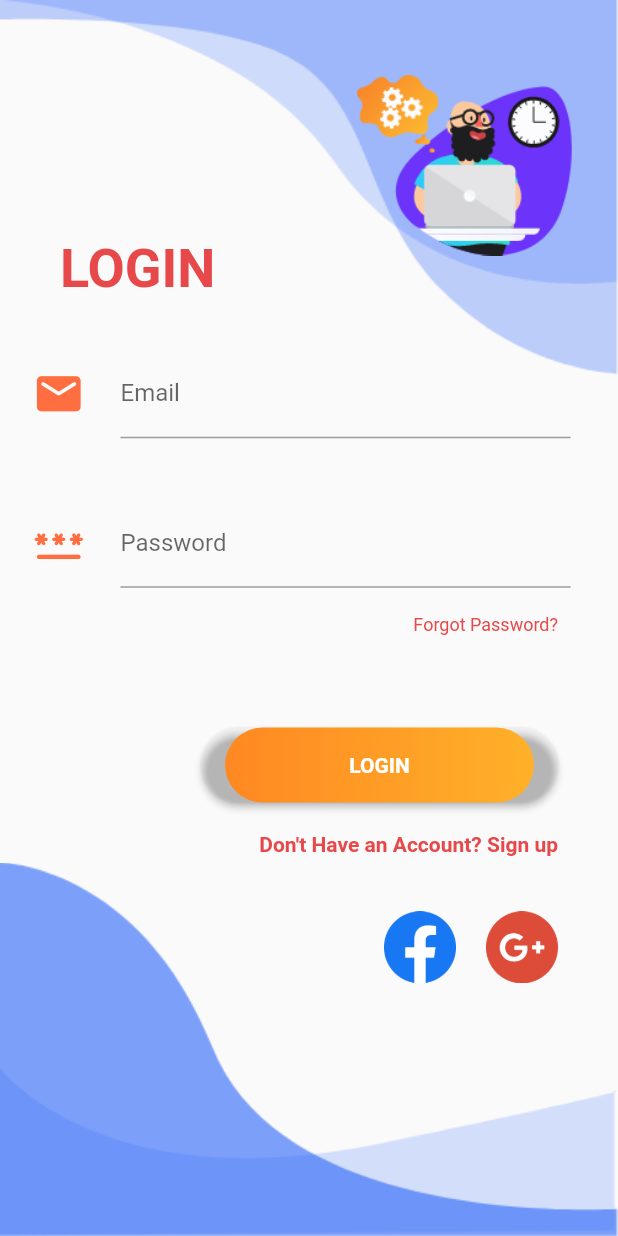
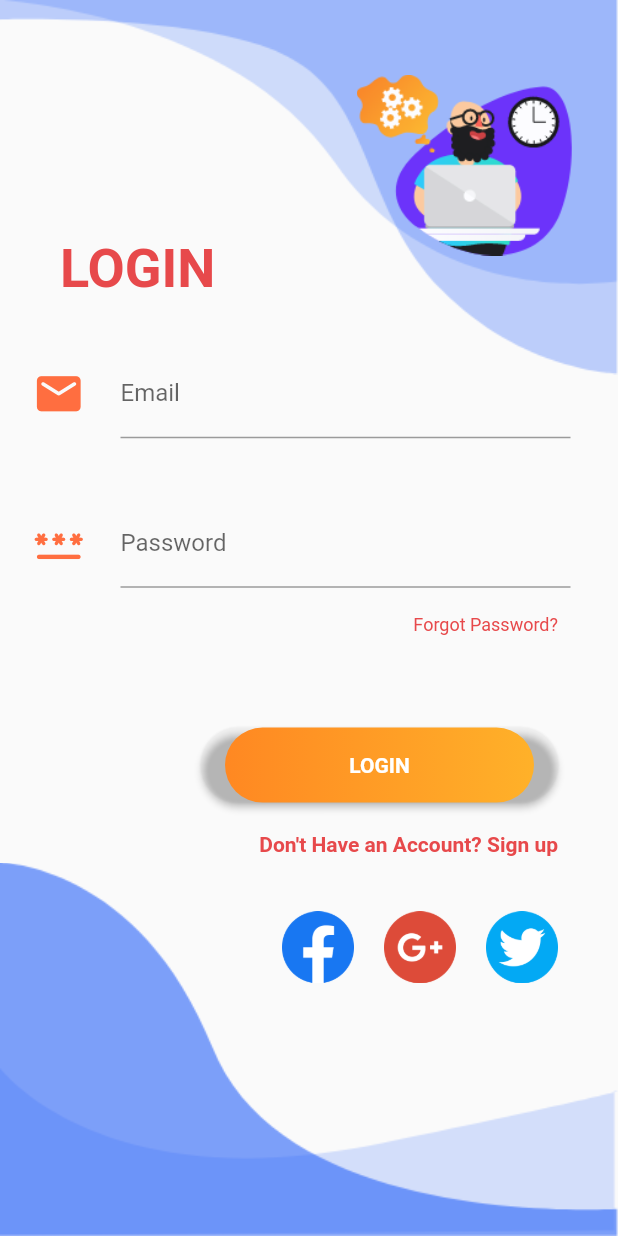
Before and after one commit to taiteng/6002CEM_G4_ProjectJen, a Flutter app: the screen it shows after launch, on a phone screen of 412 x 824 dp. Run offline on Flutter 3.47's test engine with Material 2 defaults, Android fonts, the phone set to English and light mode, and no system bars; our stand-ins replace cloud_firestore, file_picker, firebase_auth, firebase_core, firebase_storage, google_nav_bar and 4 more; missing offline and left inert: flutter_facebook_auth; accounts and stored records are empty.

Commit message:
trying to add twitter login for APi requirement to pass minimum project criteria

```diff
--- a/lib/user_login.dart
+++ b/lib/user_login.dart
@@ -6,6 +6,7 @@ import 'package:projectjen/user_forgot_password.dart';
 import 'package:projectjen/user_register.dart';
 import 'package:projectjen/login_register_bg.dart';
 import 'package:provider/provider.dart';
+import 'package:flutter_facebook_auth/flutter_facebook_auth.dart';
 
 class UserLogin extends StatelessWidget {
   const UserLogin({Key? key}) : super(key: key);
@@ -35,6 +36,13 @@ class _UserLoginPageState extends State<UserLoginPage> {
 
   final emailController = TextEditingController();
   final passwordController = TextEditingController();
+
+  Future<UserCredential> signInWithFacebook() async {
+    final LoginResult? loginResult = await FacebookAuth.instance.login();
+    final OAuthCredential facebookAuthCredential = FacebookAuthProvider.credential(loginResult!.accessToken!.token);
+
+    return FirebaseAuth.instance.signInWithCredential(facebookAuthCredential);
+  }
 
   void signIn() async{
     try{
@@ -241,6 +249,16 @@ class _UserLoginPageState extends State<UserLoginPage> {
                       icon: Image.asset('assets/images/google-plus.png'),
                       iconSize: 45,
                     ),
+                    const SizedBox(height: 20, width: 20,),
+                    IconButton(
+                      onPressed: () async {
+                        final provider = Provider.of<GoogleSignInProvider>(context, listen: false);
+                        await provider.googleLogin();
+                      },
+                      padding: EdgeInsets.zero,
+                      icon: Image.asset('assets/images/twitter.png'),
+                      iconSize: 45,
+                    ),
                   ],
                 ),
               ),
--- a/pubspec.yaml
+++ b/pubspec.yaml
@@ -32,6 +32,7 @@ dev_dependencies:
   slide_to_act: ^2.0.1
   file_picker: ^5.3.0
   google_nav_bar: ^5.0.6
+  flutter_facebook_auth: ^3.5.0
 
 flutter:
 
@@ -46,3 +47,4 @@ flutter:
     - assets/images/bottom2.png
     - assets/images/google-plus.png
     - assets/images/facebook.png
+    - assets/images/twitter.png
```
Also changed, not shown: assets/images/twitter.png (added), pubspec.lock.
